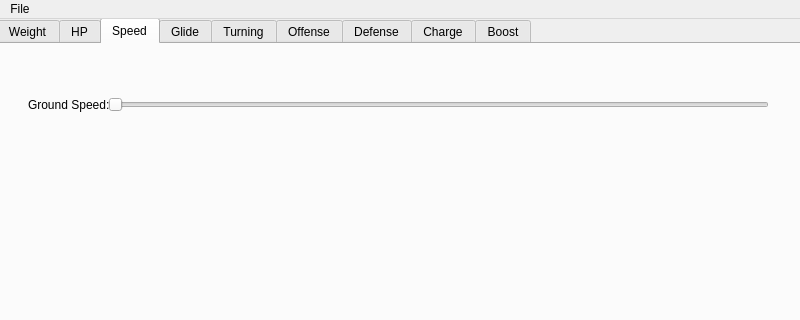
Before: the Qt Designer form star_garage.ui in ALPHAMARIOX/Star_Garage, drawn with Qt 5; both pictures show x 0 to 800 and y 0 to 320 of the 800 by 600 pixel window.
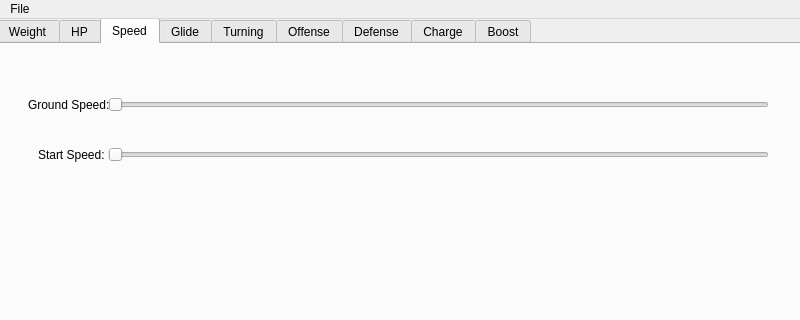
After: the same form once the commit is applied. The open tabs and pages were chosen to show the change. Icons and pictures are not drawn.

Commit message: Extra icon, more UI controls and more cleanup in code.

```diff
--- a/star_garage.ui
+++ b/star_garage.ui
@@ -117,6 +117,32 @@
        <enum>Qt::Horizontal</enum>
       </property>
      </widget>
+     <widget class="QLabel" name="lblTakeOffSpeed">
+      <property name="geometry">
+       <rect>
+        <x>40</x>
+        <y>100</y>
+        <width>71</width>
+        <height>21</height>
+       </rect>
+      </property>
+      <property name="text">
+       <string>Start Speed:</string>
+      </property>
+     </widget>
+     <widget class="QSlider" name="hslStartSpeed">
+      <property name="geometry">
+       <rect>
+        <x>110</x>
+        <y>100</y>
+        <width>661</width>
+        <height>22</height>
+       </rect>
+      </property>
+      <property name="orientation">
+       <enum>Qt::Horizontal</enum>
+      </property>
+     </widget>
     </widget>
     <widget class="QWidget" name="tbGlide">
      <attribute name="icon">
```
Left out of the diff: 28 changed lines with no effect on the pictures. The commit also changes 2 other files.
